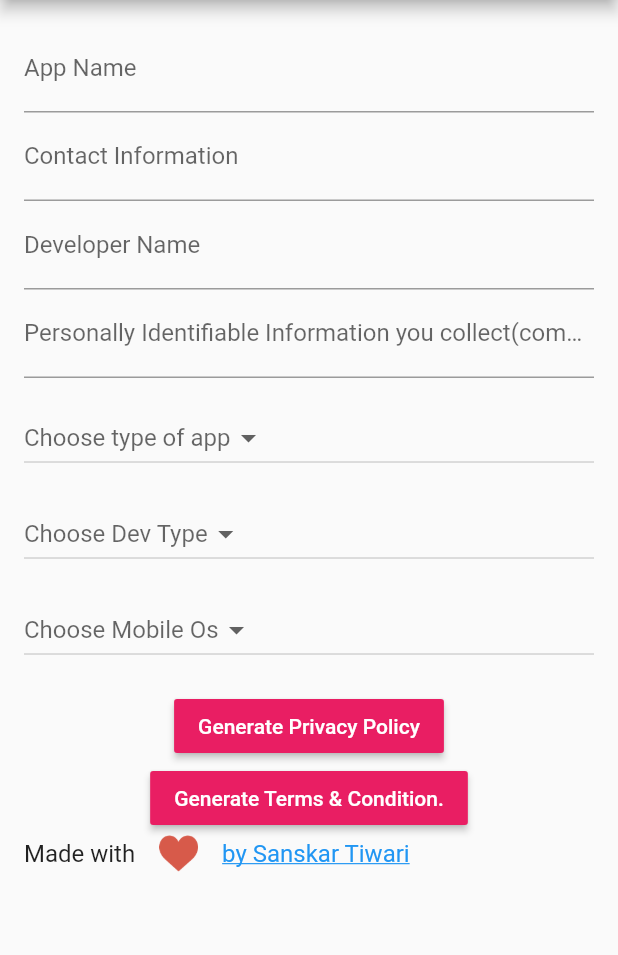
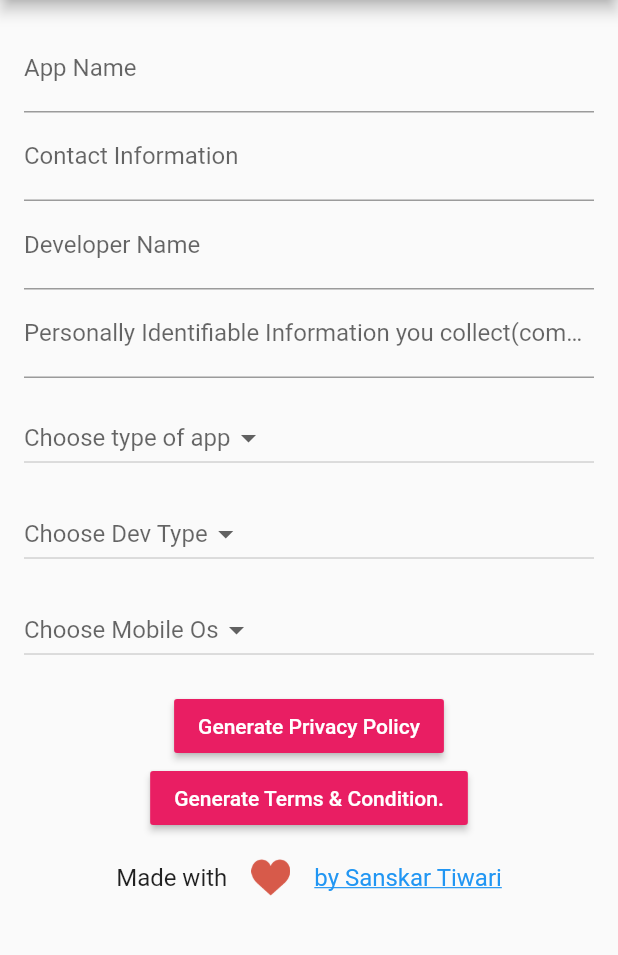
Before and after one commit to theindianappguy/app-privacy-policy-generator, a Flutter app: the screen it shows after launch, on a phone screen of 412 x 824 dp, the part 84-1039 px from its top. Run offline on Flutter 3.47's test engine with Material 2 defaults, Android fonts, the phone set to English and light mode, and no system bars; missing offline and left inert: clipboard_manager.

Commit message:
Alignment Improvement

```diff
--- a/lib/screens/about.dart
+++ b/lib/screens/about.dart
@@ -34,7 +34,10 @@ class About extends StatelessWidget {
                         children: <Widget>[
                           Text('''App Privacy Policy Generator is a simple Flutter App that can be used to generate generic Privacy Policy and Terms & Conditions for your apps Made by Sanskar Tiwari.
                           \nIf you would like to request for more options of choosing privacy policy by third party services, please open an request issue on github.. Make sure to include the link to privacy policy you wish to be added.''',style: TextStyle(fontSize: 14, color: Colors.black54),),
+                          SizedBox(height: 16,),
                           Row(
+                            mainAxisSize: MainAxisSize.max,
+                            mainAxisAlignment: MainAxisAlignment.center,
                             children: <Widget>[
                               Text('Made with', style: TextStyle(fontSize: 16),),
                               SizedBox(
--- a/lib/screens/disclaimer.dart
+++ b/lib/screens/disclaimer.dart
@@ -35,7 +35,10 @@ class Disclaimer extends StatelessWidget {
                         children: <Widget>[
                           Text('''This template for privacy policy and terms & conditions is provided on "AS IS" basis, without warranties or conditions of any kind, either expressed or implied. It is intended for you as an inspirational document and you may use it when compiling your own privacy policy. The developer of App Privacy Policy Generator does not take any responsibility for the legal consequences associated with the use of this privacy policy or terms & conditions, and I urge you to seek local legal advice ensuring compliance with all rules applicable for the users of your application. The developer of App Privacy Policy Generator can in no way be found liable for any direct or indirect damage or loss suffered by you due to the use of this document.
 ''',style: TextStyle(fontSize: 14, color: Colors.black54),),
+                          SizedBox(height: 16,),
                           Row(
+                            mainAxisSize: MainAxisSize.max,
+                            mainAxisAlignment: MainAxisAlignment.center,
                             children: <Widget>[
                               Text('Made with', style: TextStyle(fontSize: 16),),
                               SizedBox(
--- a/lib/screens/edit.dart
+++ b/lib/screens/edit.dart
@@ -226,7 +226,10 @@ class _EditState extends State<Edit> {
                             style: TextStyle(color: Colors.white),
                           ),
                         ),
+                        SizedBox(height: 16,),
                         Row(
+                          mainAxisSize: MainAxisSize.max,
+                          mainAxisAlignment: MainAxisAlignment.center,
                           children: <Widget>[
                             Text('Made with', style: TextStyle(fontSize: 16),),
                             SizedBox(
```
